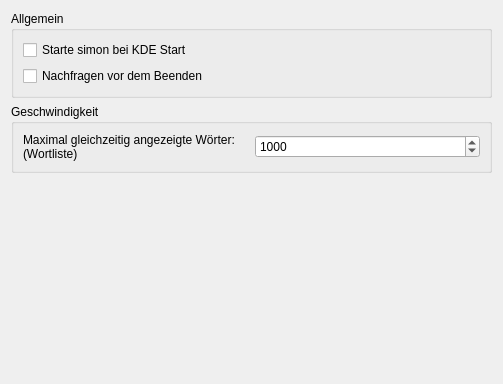
Old version of the form simon/src/simonappcore/generalsettingsdlg.ui in the repository KDE/simon.
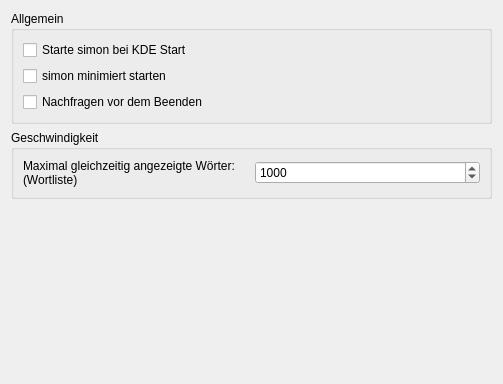
New version of the form.

Commit message: Committing simon autostart / autohide

Patch:
```diff
--- a/simon/src/simonappcore/generalsettingsdlg.ui
+++ b/simon/src/simonappcore/generalsettingsdlg.ui
@@ -22,7 +22,7 @@
       <bool>false</bool>
      </property>
      <layout class="QGridLayout" >
-      <item row="1" column="0" >
+      <item row="2" column="0" >
        <widget class="QCheckBox" name="kcfg_AskBeforeQuit" >
         <property name="text" >
          <string>Nachfragen vor dem Beenden</string>
@@ -36,6 +36,13 @@
         </property>
        </widget>
       </item>
+      <item row="1" column="0" >
+       <widget class="QCheckBox" name="kcfg_StartMinimized" >
+        <property name="text" >
+         <string>simon minimiert starten</string>
+        </property>
+       </widget>
+      </item>
      </layout>
     </widget>
    </item>
```
The commit also changes 9 other files.
